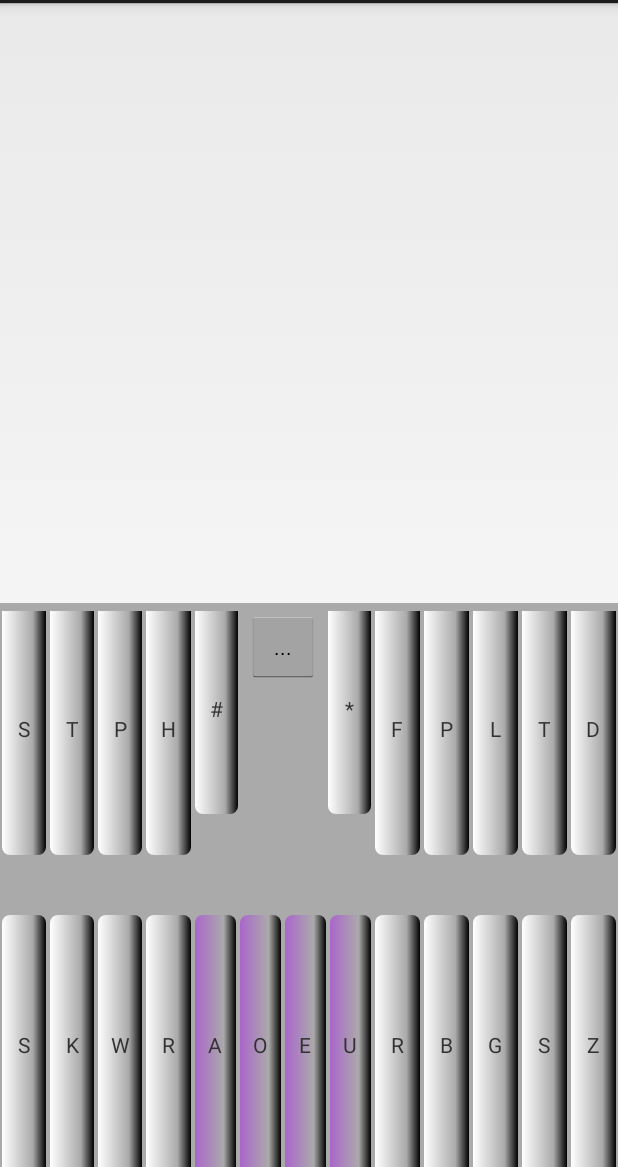
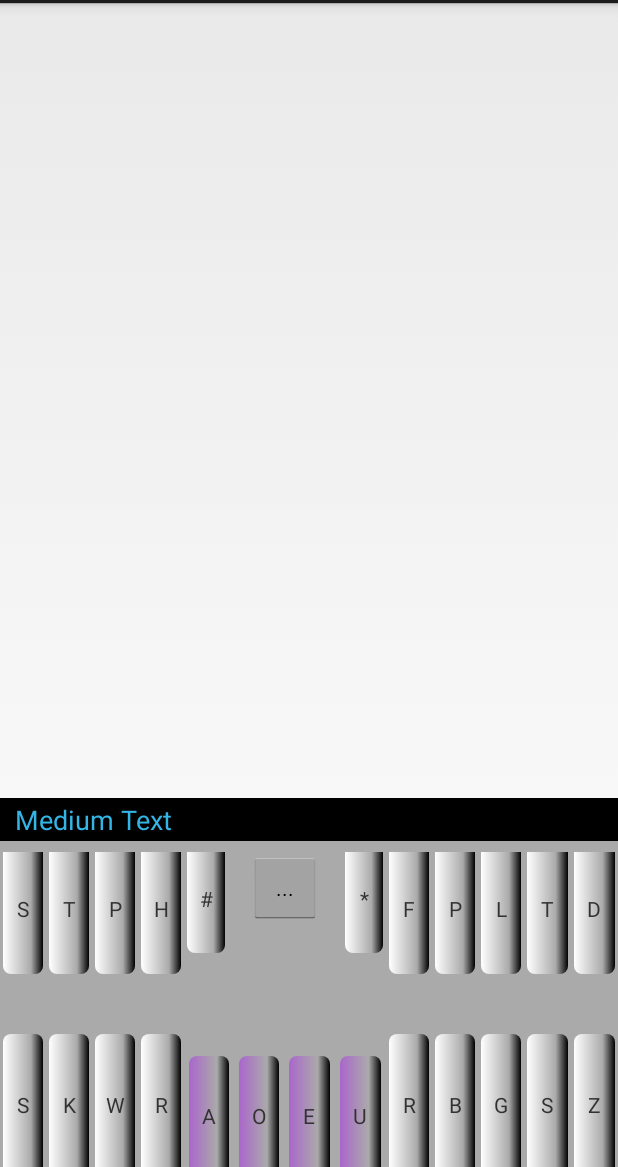
Before and after one commit to brentn/zzStenoPad, an Android app: the layout keyboard.xml on its own in the app's theme, with its tools: preview values and no code run, on a phone screen of 412 x 824 dp, the part 69-1236 px from its top. Run offline under Robolectric (Android 15) with nearby library versions, the phone set to English and light mode, and no system bars.

Commit message:
Keyboard xml finished

```diff
--- a/StenoPad/src/main/res/layout/keyboard.xml
+++ b/StenoPad/src/main/res/layout/keyboard.xml
@@ -1,26 +1,47 @@
 <?xml version="1.0" encoding="utf-8"?>
 
 <LinearLayout xmlns:android="http://schemas.android.com/apk/res/android"
-    android:orientation="horizontal" android:layout_width="fill_parent"
+    android:orientation="vertical" android:layout_width="fill_parent"
     android:layout_height="fill_parent"
     android:clickable="true"
     android:baselineAligned="false">
 
-    <LinearLayout
-        android:orientation="vertical"
+    <FrameLayout
         android:layout_width="fill_parent"
-        android:layout_height="fill_parent"
-        android:layout_marginTop="400dp"
-        android:layout_gravity="bottom"
-        android:background="@android:color/darker_gray">
+        android:layout_height="0dp"
+        android:layout_weight="6"
+        android:alpha="0"
+        android:background="@android:color/transparent"
+        android:id="@+id/input_area"></FrameLayout>
+
+    <ScrollView
+        android:layout_width="fill_parent"
+        android:layout_height="wrap_content"
+        android:id="@+id/candidates_area"
+        android:background="@android:color/background_dark"
+        android:paddingTop="2dp"
+        android:paddingBottom="2dp"
+        android:paddingRight="10dp"
+        android:paddingLeft="10dp">
+
+        <TextView
+            android:layout_width="wrap_content"
+            android:layout_height="wrap_content"
+            android:textAppearance="?android:attr/textAppearanceMedium"
+            android:text="Medium Text"
+            android:id="@+id/textView"
+            android:background="@android:color/background_dark"
+            android:textColor="@android:color/holo_blue_light" />
+    </ScrollView>
 
     <LinearLayout
         android:orientation="horizontal"
         android:layout_width="fill_parent"
-            android:layout_height="fill_parent"
+        android:layout_height="0dp"
         android:id="@+id/top_bank"
         android:layout_weight="1"
-            android:layout_marginTop="5dp">
+        android:background="@android:color/darker_gray"
+        android:paddingTop="7dp">
 
         <TextView
             android:layout_width="0dp"
@@ -30,8 +51,8 @@
             android:gravity="center_vertical|center_horizontal"
             android:layout_weight="1"
             android:background="@drawable/key"
-                android:layout_marginRight="1dp"
-                android:layout_marginLeft="1dp"
+            android:layout_marginRight="2dp"
+            android:layout_marginLeft="2dp"
             android:layout_marginTop="-5dp" />
 
         <TextView
@@ -42,8 +63,8 @@
             android:gravity="center_vertical|center_horizontal"
             android:layout_weight="1"
             android:background="@drawable/key"
-                android:layout_marginLeft="1dp"
-                android:layout_marginRight="1dp"
+            android:layout_marginLeft="2dp"
+            android:layout_marginRight="2dp"
             android:layout_marginTop="-5dp" />
 
         <TextView
@@ -54,8 +75,8 @@
             android:gravity="center_vertical|center_horizontal"
             android:layout_weight="1"
             android:background="@drawable/key"
-                android:layout_marginRight="1dp"
-                android:layout_marginLeft="1dp"
+            android:layout_marginRight="2dp"
+            android:layout_marginLeft="2dp"
             android:layout_marginTop="-5dp" />
 
         <TextView
@@ -67,15 +88,15 @@
             android:layout_weight="1"
             android:background="@drawable/key"
             android:phoneNumber="true"
-                android:layout_marginLeft="1dp"
-                android:layout_marginRight="1dp"
+            android:layout_marginLeft="2dp"
+            android:layout_marginRight="2dp"
             android:layout_marginTop="-5dp" />
 
         <LinearLayout
             android:orientation="vertical"
             android:layout_width="0dp"
             android:layout_height="fill_parent"
-                android:layout_weight="4"
+            android:layout_weight="5"
             android:id="@+id/special_keys">
 
             <LinearLayout
@@ -92,14 +113,14 @@
                     android:gravity="center_vertical|center_horizontal"
                     android:layout_weight="1"
                     android:background="@drawable/key"
-                        android:layout_marginRight="1dp"
-                        android:layout_marginLeft="1dp"
+                    android:layout_marginRight="2dp"
+                    android:layout_marginLeft="2dp"
                     android:layout_marginTop="-5dp" />
 
                 <FrameLayout
                     android:layout_width="0dp"
                     android:layout_height="fill_parent"
-                        android:layout_weight="2" >
+                    android:layout_weight="3" >
 
                     <Button
                         style="?android:attr/buttonStyleSmall"
@@ -118,8 +139,8 @@
                     android:gravity="center_vertical|center_horizontal"
                     android:layout_weight="1"
                     android:background="@drawable/key"
-                        android:layout_marginRight="1dp"
-                        android:layout_marginLeft="1dp"
+                    android:layout_marginRight="2dp"
+                    android:layout_marginLeft="2dp"
                     android:linksClickable="true"
                     android:layout_marginTop="-5dp" />
 
@@ -140,8 +161,8 @@
             android:gravity="center_vertical|center_horizontal"
             android:layout_weight="1"
             android:background="@drawable/key"
-                android:layout_marginRight="1dp"
-                android:layout_marginLeft="1dp"
+            android:layout_marginRight="2dp"
+            android:layout_marginLeft="2dp"
             android:layout_marginTop="-5dp" />
 
         <TextView
@@ -152,8 +173,8 @@
             android:gravity="center_vertical|center_horizontal"
             android:layout_weight="1"
             android:background="@drawable/key"
-                android:layout_marginLeft="1dp"
-                android:layout_marginRight="1dp"
+            android:layout_marginLeft="2dp"
+            android:layout_marginRight="2dp"
             android:layout_marginTop="-5dp" />
 
         <TextView
@@ -164,8 +185,8 @@
             android:gravity="center_vertical|center_horizontal"
             android:layout_weight="1"
             android:background="@drawable/key"
-                android:layout_marginRight="1dp"
-                android:layout_marginLeft="1dp"
+            android:layout_marginRight="2dp"
+            android:layout_marginLeft="2dp"
             android:layout_marginTop="-5dp" />
 
         <TextView
@@ -177,8 +198,8 @@
             android:layout_weight="1"
             android:background="@drawable/key"
             android:phoneNumber="true"
-                android:layout_marginLeft="1dp"
-                android:layout_marginRight="1dp"
+            android:layout_marginLeft="2dp"
+            android:layout_marginRight="2dp"
             android:layout_marginTop="-5dp" />
 
         <TextView
@@ -190,22 +211,24 @@
             android:layout_weight="1"
             android:background="@drawable/key"
             android:phoneNumber="true"
-                android:layout_marginLeft="1dp"
-                android:layout_marginRight="1dp"
+            android:layout_marginLeft="2dp"
+            android:layout_marginRight="2dp"
             android:layout_marginTop="-5dp" />
     </LinearLayout>
 
     <FrameLayout
         android:layout_width="fill_parent"
         android:layout_height="40dp"
-            android:id="@+id/gutter"></FrameLayout>
+        android:id="@+id/gutter"
+        android:background="@android:color/darker_gray"></FrameLayout>
 
     <LinearLayout
         android:orientation="horizontal"
         android:layout_width="fill_parent"
-            android:layout_height="fill_parent"
+        android:layout_height="0dp"
         android:id="@+id/bottom_bank"
-            android:layout_weight="1" >
+        android:layout_weight="1"
+        android:background="@android:color/darker_gray">
 
         <TextView
             android:layout_width="0dp"
@@ -215,8 +238,8 @@
             android:gravity="center_vertical|center_horizontal"
             android:layout_weight="1"
             android:background="@drawable/key"
-                android:layout_marginLeft="1dp"
-                android:layout_marginRight="1dp"
+            android:layout_marginLeft="2dp"
+            android:layout_marginRight="2dp"
             android:layout_marginBottom="-5dp" />
 
         <TextView
@@ -227,8 +250,8 @@
             android:gravity="center_vertical|center_horizontal"
             android:layout_weight="1"
             android:background="@drawable/key"
-                android:layout_marginLeft="1dp"
-                android:layout_marginRight="1dp"
+            android:layout_marginLeft="2dp"
+            android:layout_marginRight="2dp"
             android:layout_marginBottom="-5dp" />
 
         <TextView
@@ -239,8 +262,8 @@
             android:gravity="center_vertical|center_horizontal"
             android:layout_weight="1"
             android:background="@drawable/key"
-                android:layout_marginLeft="1dp"
-                android:layout_marginRight="1dp"
+            android:layout_marginLeft="2dp"
+            android:layout_marginRight="2dp"
             android:layout_marginBottom="-5dp" />
 
         <TextView
@@ -251,15 +274,27 @@
             android:gravity="center_vertical|center_horizontal"
             android:layout_weight="1"
             android:background="@drawable/key"
-                android:layout_marginLeft="1dp"
-                android:layout_marginRight="1dp"
+            android:layout_marginLeft="2dp"
+            android:layout_marginRight="2dp"
             android:layout_marginBottom="-5dp" />
 
         <LinearLayout
-                android:orientation="horizontal"
+            android:orientation="vertical"
             android:layout_width="0dp"
             android:layout_height="fill_parent"
-                android:layout_weight="4"
+            android:layout_weight="5"
+            android:id="@+id/thumbs">
+
+            <FrameLayout
+                android:layout_width="fill_parent"
+                android:layout_height="0dp"
+                android:layout_weight="1"></FrameLayout>
+
+            <LinearLayout
+                android:orientation="horizontal"
+                android:layout_width="fill_parent"
+                android:layout_height="0dp"
+                android:layout_weight="5"
                 android:id="@+id/vowel_bank" >
 
                 <TextView
@@ -270,8 +305,8 @@
                     android:gravity="center_vertical|center_horizontal"
                     android:layout_weight="1"
                     android:background="@drawable/vowel_key"
-                    android:layout_marginLeft="1dp"
-                    android:layout_marginRight="1dp"
+                    android:layout_marginLeft="3dp"
+                    android:layout_marginRight="3dp"
                     android:layout_marginBottom="-5dp" />
 
                 <TextView
@@ -282,8 +317,8 @@
                     android:gravity="center_vertical|center_horizontal"
                     android:layout_weight="1"
                     android:background="@drawable/vowel_key"
-                    android:layout_marginLeft="1dp"
-                    android:layout_marginRight="1dp"
+                    android:layout_marginLeft="3dp"
+                    android:layout_marginRight="3dp"
                     android:layout_marginBottom="-5dp" />
 
                 <TextView
@@ -294,8 +329,8 @@
                     android:gravity="center_vertical|center_horizontal"
                     android:layout_weight="1"
                     android:background="@drawable/vowel_key"
-                    android:layout_marginLeft="1dp"
-                    android:layout_marginRight="1dp"
+                    android:layout_marginLeft="3dp"
+                    android:layout_marginRight="3dp"
                     android:layout_marginBottom="-5dp" />
 
                 <TextView
@@ -306,9 +341,11 @@
                     android:gravity="center_vertical|center_horizontal"
                     android:layout_weight="1"
                     android:background="@drawable/vowel_key"
-                    android:layout_marginLeft="1dp"
-                    android:layout_marginRight="1dp"
+                    android:layout_marginLeft="3dp"
+                    android:layout_marginRight="3dp"
                     android:layout_marginBottom="-5dp" />
+
+            </LinearLayout>
         </LinearLayout>
 
         <TextView
@@ -319,8 +356,8 @@
             android:gravity="center_vertical|center_horizontal"
             android:layout_weight="1"
             android:background="@drawable/key"
-                android:layout_marginRight="1dp"
-                android:layout_marginLeft="1dp"
+            android:layout_marginRight="2dp"
+            android:layout_marginLeft="2dp"
             android:layout_marginBottom="-5dp" />
 
         <TextView
@@ -331,8 +368,8 @@
             android:gravity="center_vertical|center_horizontal"
             android:layout_weight="1"
             android:background="@drawable/key"
-                android:layout_marginLeft="1dp"
-                android:layout_marginRight="1dp"
+            android:layout_marginLeft="2dp"
+            android:layout_marginRight="2dp"
             android:layout_marginBottom="-5dp" />
 
         <TextView
@@ -343,8 +380,8 @@
             android:gravity="center_vertical|center_horizontal"
             android:layout_weight="1"
             android:background="@drawable/key"
-                android:layout_marginRight="1dp"
-                android:layout_marginLeft="1dp"
+            android:layout_marginRight="2dp"
+            android:layout_marginLeft="2dp"
             android:layout_marginBottom="-5dp" />
 
         <TextView
@@ -356,8 +393,8 @@
             android:layout_weight="1"
             android:background="@drawable/key"
             android:phoneNumber="true"
-                android:layout_marginLeft="1dp"
-                android:layout_marginRight="1dp"
+            android:layout_marginLeft="2dp"
+            android:layout_marginRight="2dp"
             android:layout_marginBottom="-5dp" />
 
         <TextView
@@ -369,9 +406,9 @@
             android:layout_weight="1"
             android:background="@drawable/key"
             android:phoneNumber="true"
-                android:layout_marginLeft="1dp"
-                android:layout_marginRight="1dp"
+            android:layout_marginLeft="2dp"
+            android:layout_marginRight="2dp"
             android:layout_marginBottom="-5dp" />
     </LinearLayout>
+
 </LinearLayout>
-</LinearLayout>
```
Also changed, not shown: 2 other files. Lines whose indentation alone changed are shown as unchanged.
